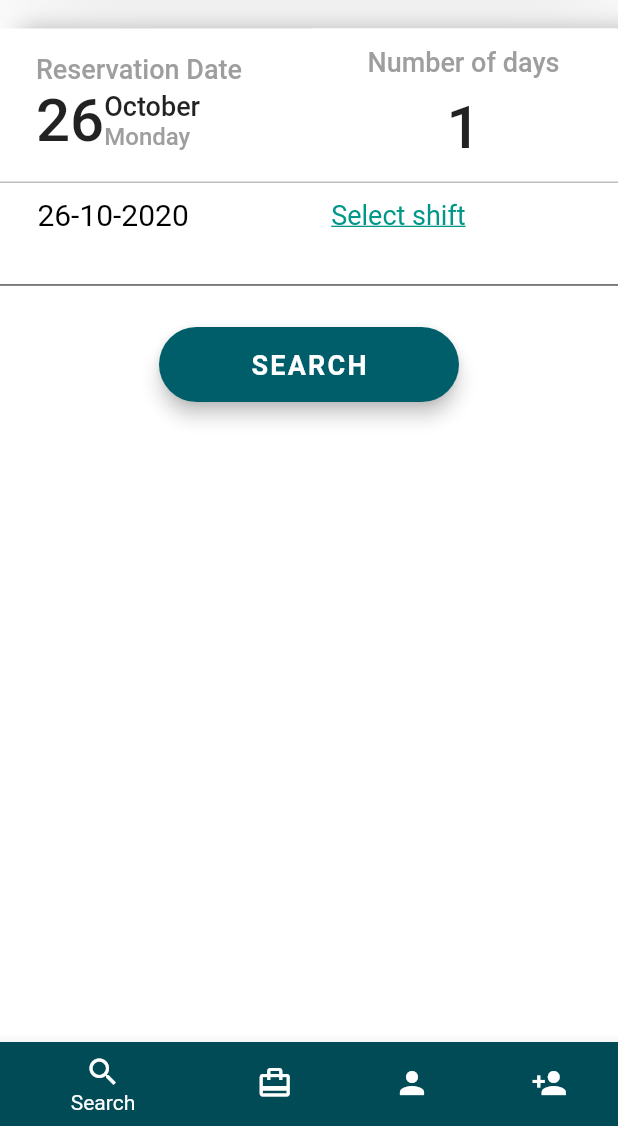
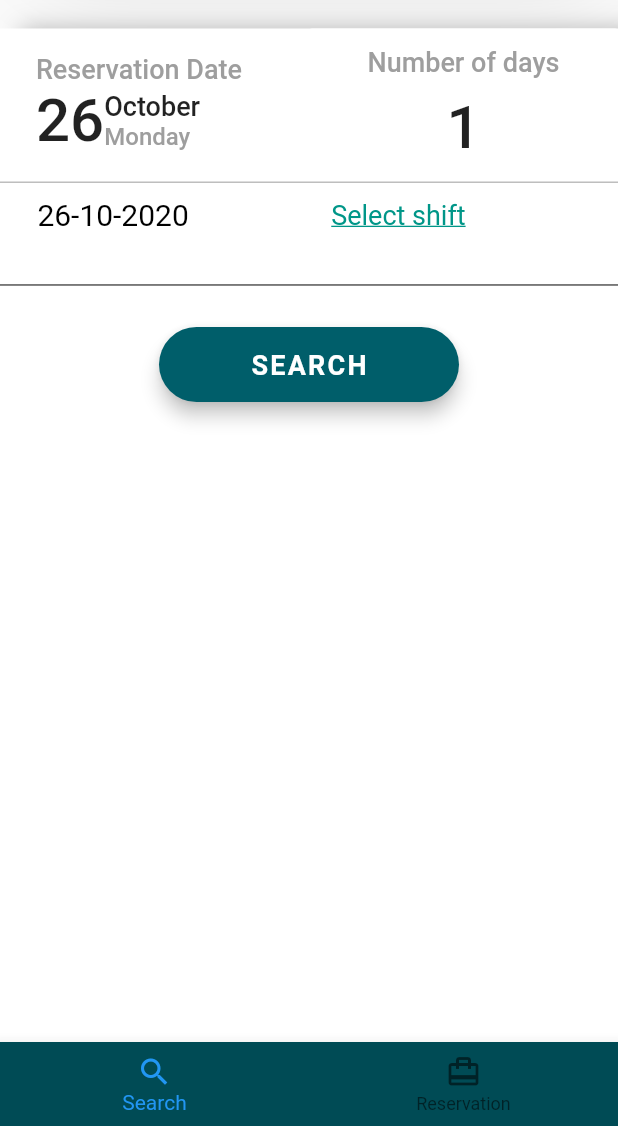
Before and after one commit to aritra741/PartyPlus, a Flutter app: the screen it shows after launch, scrolled down 106 dp, on a phone screen of 412 x 824 dp, the part 110-1236 px from its top. Run offline on Flutter 3.47's test engine with Material 2 defaults, Android fonts, the phone set to English and light mode, and no system bars; our stand-ins replace convert, firebase_auth, firebase_core, firebase_database, flutter_svg, flutter_typeahead and 6 more; missing offline and left inert: dart:ffi, sslcommerz; accounts and stored records are empty; Roboto replaces fonts that are missing (OpenSans, Overpass).

Commit message:
bottom navigation

```diff
--- a/lib/screens/confirm_booking.dart
+++ b/lib/screens/confirm_booking.dart
@@ -9,6 +9,7 @@ import 'dart:async';
 import 'dart:convert';
 import 'dart:math';
 import 'package:partyplus/providers/conventionHall.dart';
+import 'package:sslcommerz/sslcommerz.dart';
 
 class ConfirmBooking extends StatefulWidget {
   conventionHall convention ;
@@ -323,6 +324,7 @@ class _ConfirmBookingState extends State<ConfirmBooking> {
                                   RaisedButton(
 
                                     onPressed: () {
+                                     // final SSLCommerzInitialization sslCommerzInitialization = new SSLCommerzInitialization ("yourStoreID","yourPassword", amount, SSLCCurrencyType.BDT,"123456789098765", "yourProductType", SSLCSdkType.TESTBOX);
                                       showGeneralDialog(
 
                                           context: context,
--- a/lib/screens/search_screen_body.dart
+++ b/lib/screens/search_screen_body.dart
@@ -775,7 +775,80 @@ class _SearchScreenBodyState extends State<SearchScreenBody> {
           ),
         ),
       ),
-      bottomNavigationBar: BottomNavigationBar(
+      bottomNavigationBar: new Theme(
+        data: Theme.of(context).copyWith(
+          // sets the background color of the `BottomNavigationBar`
+            canvasColor: Color( 0xFF004b55 ),
+            // sets the active color of the `BottomNavigationBar` if `Brightness` is light
+            primaryColor: Colors.white,
+            textTheme: Theme
+                .of(context)
+                .textTheme
+                .copyWith(caption: new TextStyle(color: Colors.white))), // sets the inactive color of the `BottomNavigationBar`
+        child: new BottomNavigationBar(
+          currentIndex: currentIndex,
+          items: [
+            BottomNavigationBarItem(
+                icon: Icon(Icons.search),
+                title: Text("Search"),
+                backgroundColor: Color( 0xFF004b55 )
+            ),
+            BottomNavigationBarItem(
+                icon: Icon(Icons.card_travel),
+                title: Text("Reservation"),
+                backgroundColor: Color( 0xFF004b55 )
+            ),
+            if(1==0)
+              BottomNavigationBarItem(
+                  icon: Icon(Icons.person),
+                  title: Text("Login"),
+                  backgroundColor: Color( 0xFF004b55 )
+              ),
+            if(1==0)
+              BottomNavigationBarItem(
+                  icon: Icon(Icons.person_add),
+                  title: Text("Register"),
+                  backgroundColor: Color( 0xFF004b55 )
+              ),
+          ],
+          onTap: (index){
+            if( index==0 ){
+              setState(() {
+                currentIndex= 0;
+              });
+            }
+            else if( index==1 )
+            {
+              // setState(() {
+              //   currentIndex= 1;
+              // });
+              Navigator.push(
+                context,
+                MaterialPageRoute(builder: (context) => RetrieveReservation()),);
+            }
+            else if( index==2 )
+            {
+              // setState(() {
+              //   currentIndex= 2;
+              // });
+              Navigator.push(
+                context,
+                MaterialPageRoute(builder: (context) => LoginScreen()),);
+
+            }
+            else
+            {
+              // setState(() {
+              //   currentIndex= 3;
+              // });
+              Navigator.push(
+                context,
+                MaterialPageRoute(builder: (context) => RegisterScreen()),);
+            }
+          },
+        ),
+      ),
+     /* bottomNavigationBar: BottomNavigationBar(
         currentIndex: currentIndex,
         items: [
           BottomNavigationBarItem(
@@ -788,11 +861,13 @@ class _SearchScreenBodyState extends State<SearchScreenBody> {
               title: Text("Reservation"),
               backgroundColor: Color( 0xFF004b55 )
           ),
+          if(1==0)
           BottomNavigationBarItem(
               icon: Icon(Icons.person),
               title: Text("Login"),
               backgroundColor: Color( 0xFF004b55 )
           ),
+          if(1==0)
           BottomNavigationBarItem(
               icon: Icon(Icons.person_add),
               title: Text("Register"),
@@ -834,7 +909,7 @@ class _SearchScreenBodyState extends State<SearchScreenBody> {
               MaterialPageRoute(builder: (context) => RegisterScreen()),);
           }
         },
-      ),
+      ),*/
     );
   }
 
--- a/pubspec.yaml
+++ b/pubspec.yaml
@@ -31,7 +31,7 @@ dependencies:
   flutter_staggered_grid_view: "^0.3.2"
   google_fonts: ^1.1.0
   intl: ^0.16.1
-  flutter_svg: ^0.17.4
+  flutter_svg: ^0.18.0
   firebase_core: ^0.4.0+9
   firebase_analytics: ^5.0.2
   firebase_auth: ^0.14.0+5
@@ -43,6 +43,8 @@ dependencies:
   modal_progress_hud: ^0.1.3
   flutter_typeahead: ^1.8.8
   shared_preferences: ^0.5.12+2
+  sslcommerz: ^0.0.1
+
 
 dev_dependencies:
   flutter_test:
```
Also changed, not shown: lib/screens/retrieve_reservation.dart (+78 -2 lines), pubspec.lock, 2 other files.
